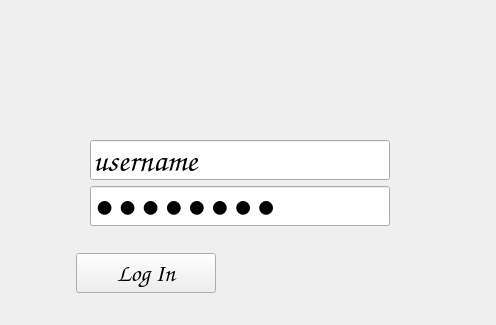
Old version of the form login.ui in the repository Frederick-Rive/CS106_LibrarySystem_GroupProject; both pictures show x 204 to 700 and y 184 to 509 of the 700 by 509 pixel window.
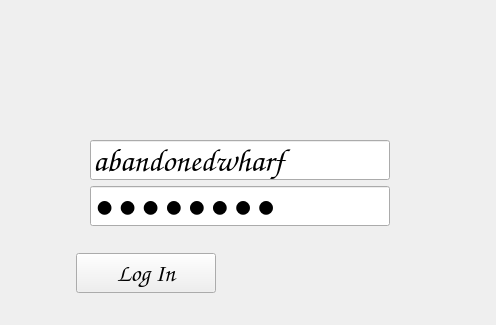
New version of the form.

```diff
--- a/login.ui
+++ b/login.ui
@@ -177,7 +177,7 @@
         </font>
        </property>
        <property name="text">
-        <string>username</string>
+        <string>abandonedwharf</string>
        </property>
       </widget>
      </item>
```
Left out of the diff: 2 changed lines with no effect on the pictures.
